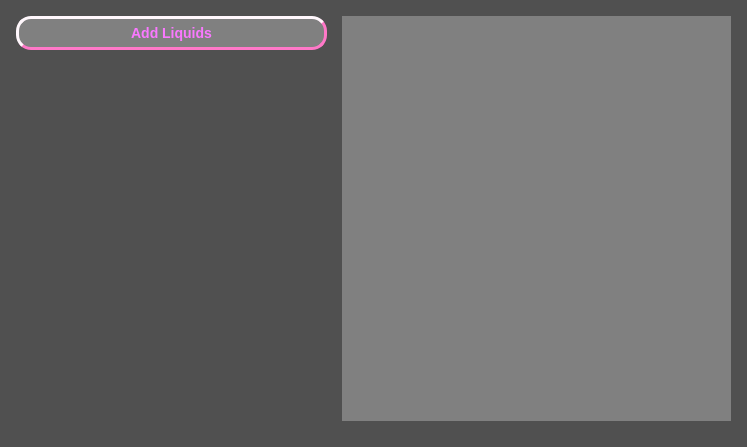
This is interfaces/setting_widget.ui in plailok/python_SurfaceFreeEnergy_pyqt as Qt 5 draws it before an edit. The edited form follows.
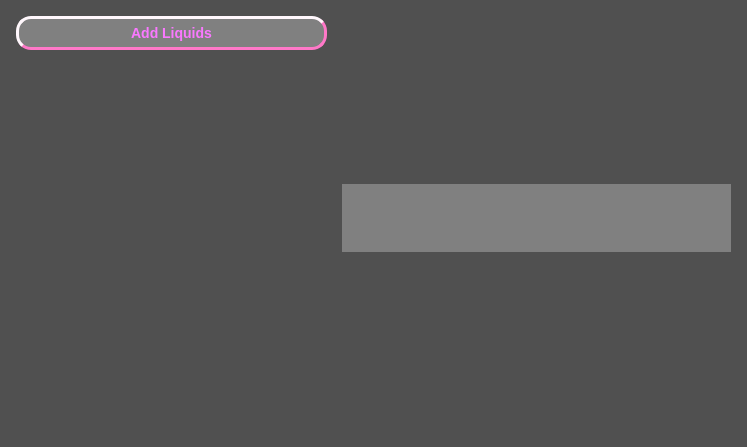
This is the edited form.

Commit message: setting widget all settings done!

What changed in the file:
```diff
--- a/interfaces/setting_widget.ui
+++ b/interfaces/setting_widget.ui
@@ -68,7 +68,7 @@
      <item row="0" column="1" rowspan="2">
       <widget class="QTableWidget" name="tableWidget">
        <property name="sizePolicy">
-        <sizepolicy hsizetype="Expanding" vsizetype="Ignored">
+        <sizepolicy hsizetype="Expanding" vsizetype="Maximum">
          <horstretch>0</horstretch>
          <verstretch>0</verstretch>
         </sizepolicy>
```
Left out of the diff: 6 changed lines with no effect on the pictures. The commit also changes 3 other files.
